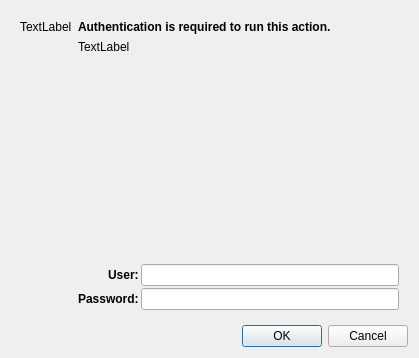
This is validation.ui in lliurex/kscreen-system-settings as Qt 5 draws it before an edit. The edited form follows.
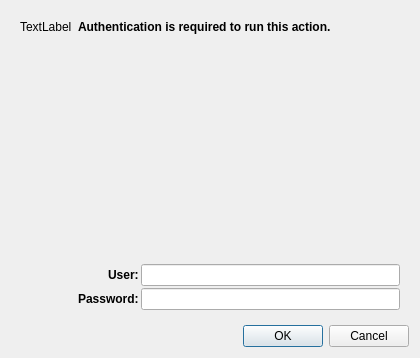
This is the edited form.

What changed in the file:
```diff
--- a/validation.ui
+++ b/validation.ui
@@ -6,7 +6,7 @@
    <rect>
     <x>0</x>
     <y>0</y>
-    <width>419</width>
+    <width>420</width>
     <height>358</height>
    </rect>
   </property>
@@ -137,7 +137,7 @@
          </sizepolicy>
         </property>
         <property name="text">
-         <string>TextLabel</string>
+         <string/>
         </property>
         <property name="alignment">
          <set>Qt::AlignLeading|Qt::AlignLeft|Qt::AlignTop</set>
```
Left out of the diff: 2 changed lines with no effect on the pictures.
